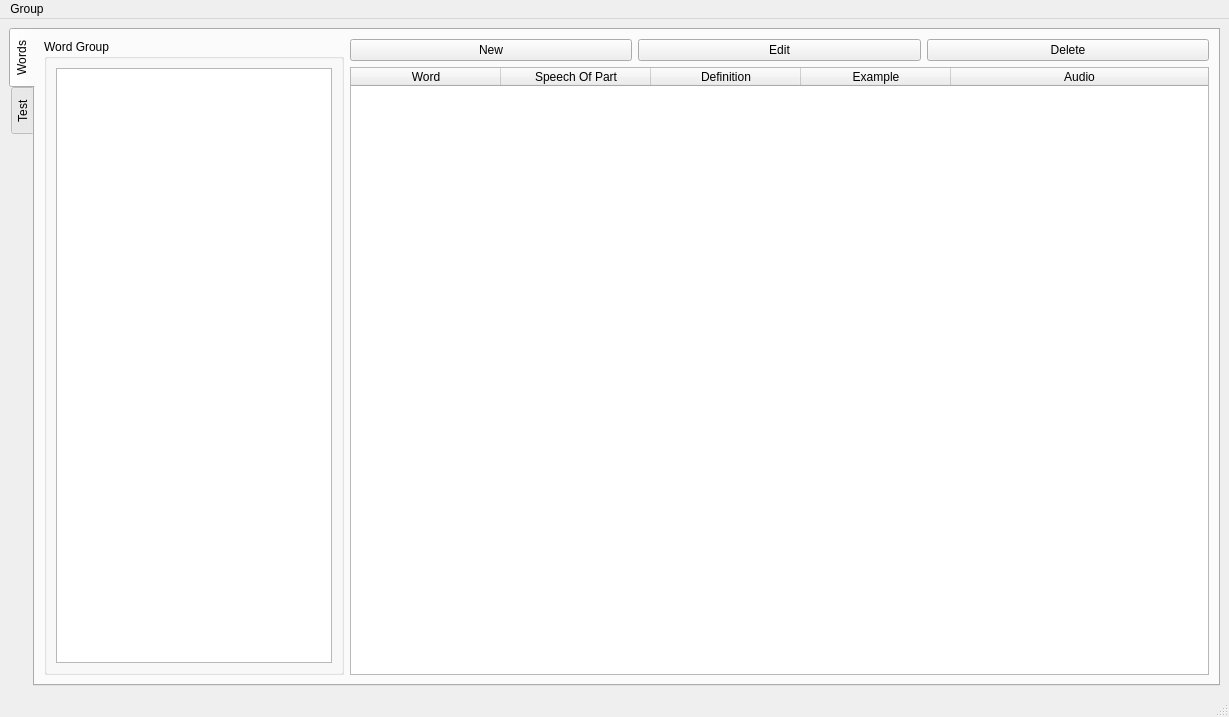
This is UIs/MainWindow.ui in PelerYuan/HaoCiKuaiJi3.0 as Qt 5 draws it before an edit. The edited form follows.
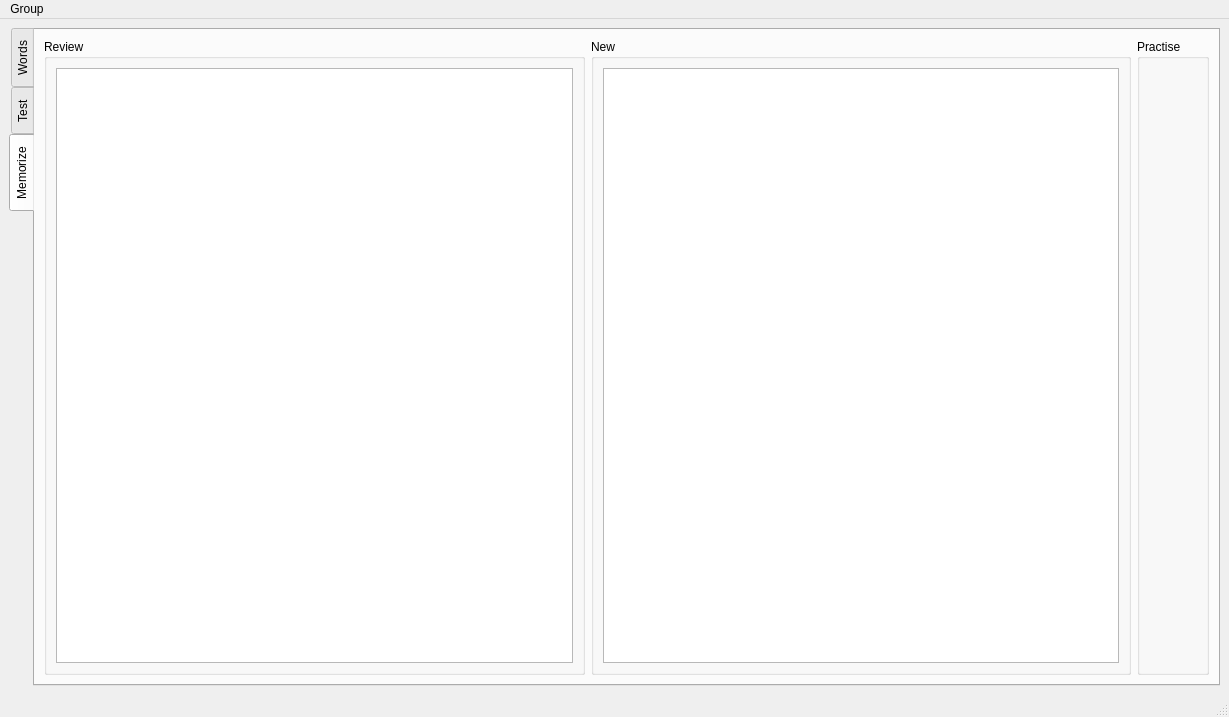
This is the edited form. The open tabs and pages were chosen to show the change.

Diff of the .ui file:
```diff
--- a/UIs/MainWindow.ui
+++ b/UIs/MainWindow.ui
@@ -21,7 +21,7 @@
        <enum>QTabWidget::TabPosition::West</enum>
       </property>
       <property name="currentIndex">
-       <number>0</number>
+       <number>2</number>
       </property>
       <property name="elideMode">
        <enum>Qt::TextElideMode::ElideNone</enum>
@@ -371,6 +371,44 @@
         </item>
        </layout>
       </widget>
+      <widget class="QWidget" name="tab_3">
+       <attribute name="title">
+        <string>Memorize</string>
+       </attribute>
+       <layout class="QHBoxLayout" name="horizontalLayout_7">
+        <item>
+         <widget class="QGroupBox" name="groupBox_2">
+          <property name="title">
+           <string>Review</string>
+          </property>
+          <layout class="QVBoxLayout" name="verticalLayout_7">
+           <item>
+            <widget class="QListWidget" name="memorize_review_listWidget"/>
+           </item>
+          </layout>
+         </widget>
+        </item>
+        <item>
+         <widget class="QGroupBox" name="groupBox_3">
+          <property name="title">
+           <string>New</string>
+          </property>
+          <layout class="QVBoxLayout" name="verticalLayout_8">
+           <item>
+            <widget class="QListWidget" name="memorize_new_listWidget"/>
+           </item>
+          </layout>
+         </widget>
+        </item>
+        <item>
+         <widget class="QGroupBox" name="groupBox_4">
+          <property name="title">
+           <string>Practise</string>
+          </property>
+         </widget>
+        </item>
+       </layout>
+      </widget>
      </widget>
     </item>
    </layout>
```
Left out of the diff: 2 changed lines with no effect on the pictures.
